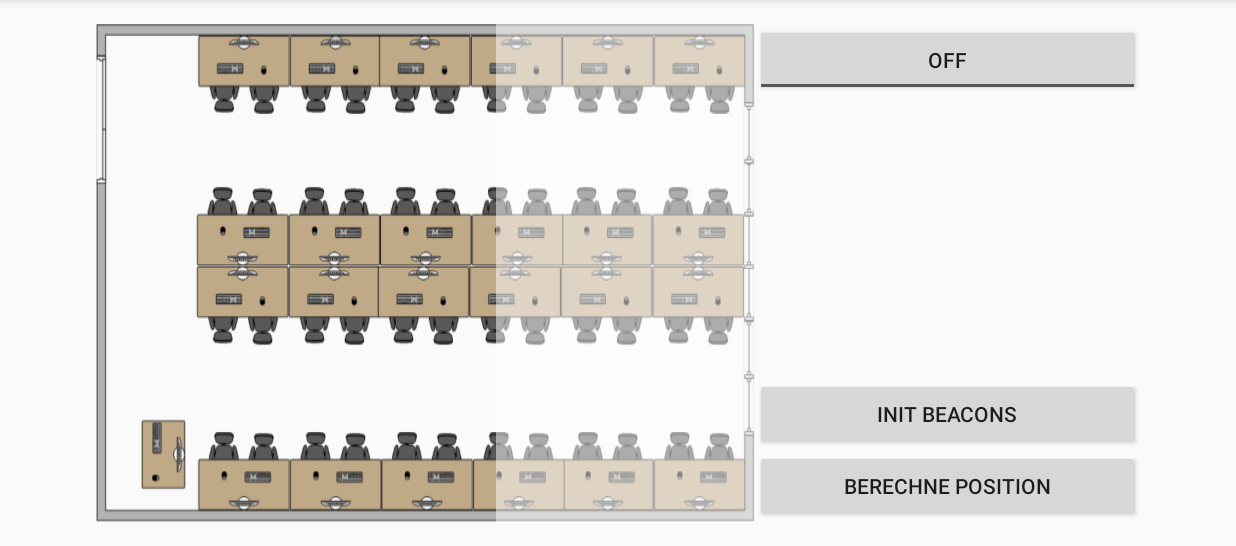
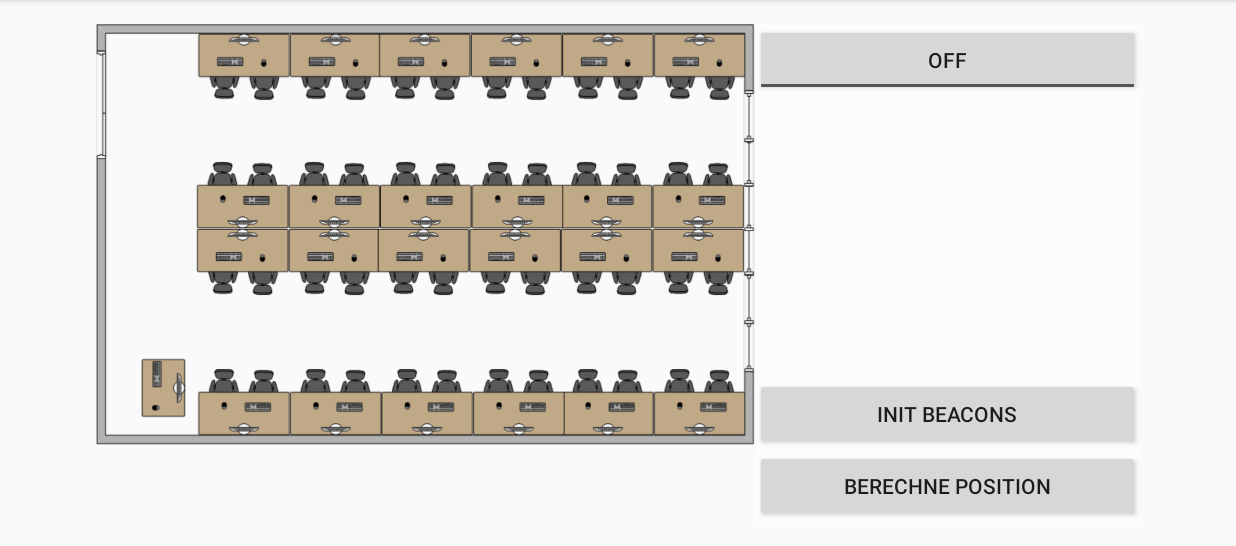
Before and after one commit to Ratze16/MyBLEScanner, an Android app: the RoomActivity screen opened directly, with no data from a screen before it, on a phone screen of 824 x 412 dp (held sideways), the part 72-618 px from its top. Run offline under Robolectric (Android 15) with nearby library versions, the phone set to English and light mode, and no system bars; 15 statements that could not run were skipped.

Commit message:
25. Commit

```diff
--- a/app/src/main/java/com/riesenbeck/myblescanner/Activity/RoomActivity.java
+++ b/app/src/main/java/com/riesenbeck/myblescanner/Activity/RoomActivity.java
@@ -251,10 +251,8 @@ public class RoomActivity extends AppCompatActivity {
 
                                 drawCircle(mDistance,Color.RED);
 
-                                dataSource.open();
                                 dataSource.createBeacon(2,BEACON_X,BEACON_Y,0.0,mBleDeviceSearchAddress,(int)mRssiMean);
                                 showAllListEntries();
-                                dataSource.close();
 
                                 TableLayout tl = ((TableLayout)mTextviewSelected.getParent().getParent());
                                 for (int i = 0 ; i<tl.getChildCount();i++){
@@ -322,6 +320,13 @@ public class RoomActivity extends AppCompatActivity {
 
         dataSource = new IpsDataSource(this);
 
+
+    }
+
+    @Override
+    protected void onResume(){
+        super.onResume();
+
         Log.d(LOG_TAG, "Die Datenquelle wird geöffnet.");
         dataSource.open();
 
@@ -329,15 +334,6 @@ public class RoomActivity extends AppCompatActivity {
         Log.d(LOG_TAG, "Datenbankeintrag: ID:"+ beacon.getId()+", Adresse: "+beacon.getAddresse());
 
         showAllListEntries();
-
-        Log.d(LOG_TAG, "Die Datenquelle wird geschlossen.");
-        dataSource.close();
-
-    }
-
-    @Override
-    protected void onResume(){
-        super.onResume();
 
         if(mBluetoothAdapter != null && mBluetoothAdapter.isEnabled()){
             if(Build.VERSION.SDK_INT >=21){
@@ -348,6 +344,14 @@ public class RoomActivity extends AppCompatActivity {
         }else{
             startActivity(new Intent(BluetoothAdapter.ACTION_REQUEST_ENABLE));
         }
+    }
+
+    @Override
+    protected void onPause() {
+        super.onPause();
+
+        Log.d(LOG_TAG, "Die Datenquelle wird geschlossen.");
+        dataSource.close();
     }
 
     private void initBLE(){
--- a/app/src/main/java/com/riesenbeck/myblescanner/DB/IpsDataSource.java
+++ b/app/src/main/java/com/riesenbeck/myblescanner/DB/IpsDataSource.java
@@ -31,7 +31,6 @@ public class IpsDataSource {
             IpsDbHelper.BEACON_ADDRESSE,
             IpsDbHelper.BEACON_RSSI
     };
-
 
     public IpsDataSource(Context context) {
         Log.d(LOG_TAG, "Unsere DataSource erzeugt jetzt den dbHelper.");
--- a/app/src/main/res/layout-v21/activity_room.xml
+++ b/app/src/main/res/layout-v21/activity_room.xml
@@ -19,16 +19,6 @@
         android:layout_marginEnd="522dp"
         android:id="@+id/pB_posSearch" />
 
-    <ImageView
-        android:layout_width="wrap_content"
-        android:layout_height="wrap_content"
-        android:layout_alignParentTop="true"
-        android:layout_alignParentStart="true"
-        android:id="@+id/iV_Circle"
-        android:layout_alignParentBottom="true"
-        android:background="@drawable/room103"
-        android:contentDescription="" />
-
 
     <ToggleButton
         android:layout_width="wrap_content"
@@ -45,6 +35,16 @@
         android:id="@+id/btn_calcPosition"
         android:enabled="true"
         android:layout_alignParentBottom="true"
+        android:layout_alignParentEnd="true"
+        android:layout_toEndOf="@+id/iV_Circle" />
+
+    <ListView
+        android:layout_width="match_parent"
+        android:layout_height="match_parent"
+        android:id="@+id/lv_BeaconsDB"
+        android:background="@android:color/white"
+        android:alpha="0.5"
+        android:layout_alignParentTop="true"
         android:layout_alignParentEnd="true"
         android:layout_toEndOf="@+id/iV_Circle" />
 
@@ -77,13 +77,13 @@
         android:layout_alignParentEnd="true"
         android:layout_toEndOf="@+id/iV_Circle" />
 
-    <ListView
-        android:layout_width="match_parent"
-        android:layout_height="match_parent"
-        android:id="@+id/lv_BeaconsDB"
+    <ImageView
+        android:layout_width="wrap_content"
+        android:layout_height="wrap_content"
+        android:id="@+id/iV_Circle"
+        android:background="@drawable/room103"
+        android:contentDescription=""
         android:layout_alignParentTop="true"
-        android:layout_toStartOf="@+id/tBtn_findBeacons"
-        android:layout_marginLeft="400px"
-        android:background="@android:color/white"
-        android:alpha="0.5" />
+        android:layout_alignParentStart="true" />
+
 </RelativeLayout>
```
